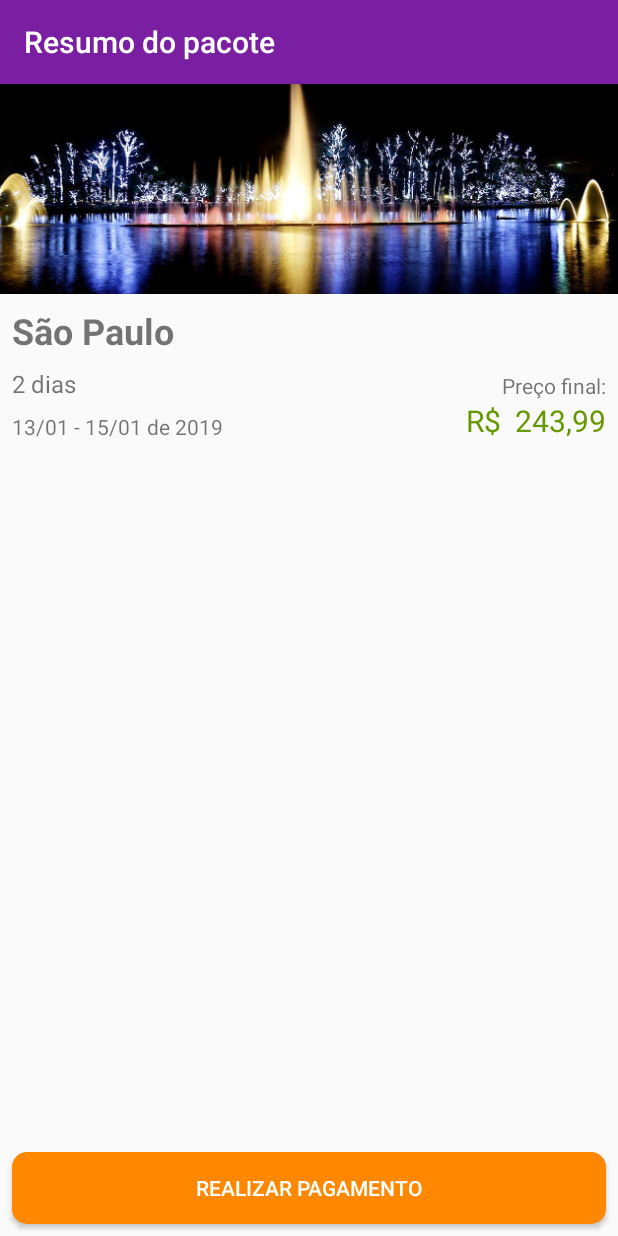
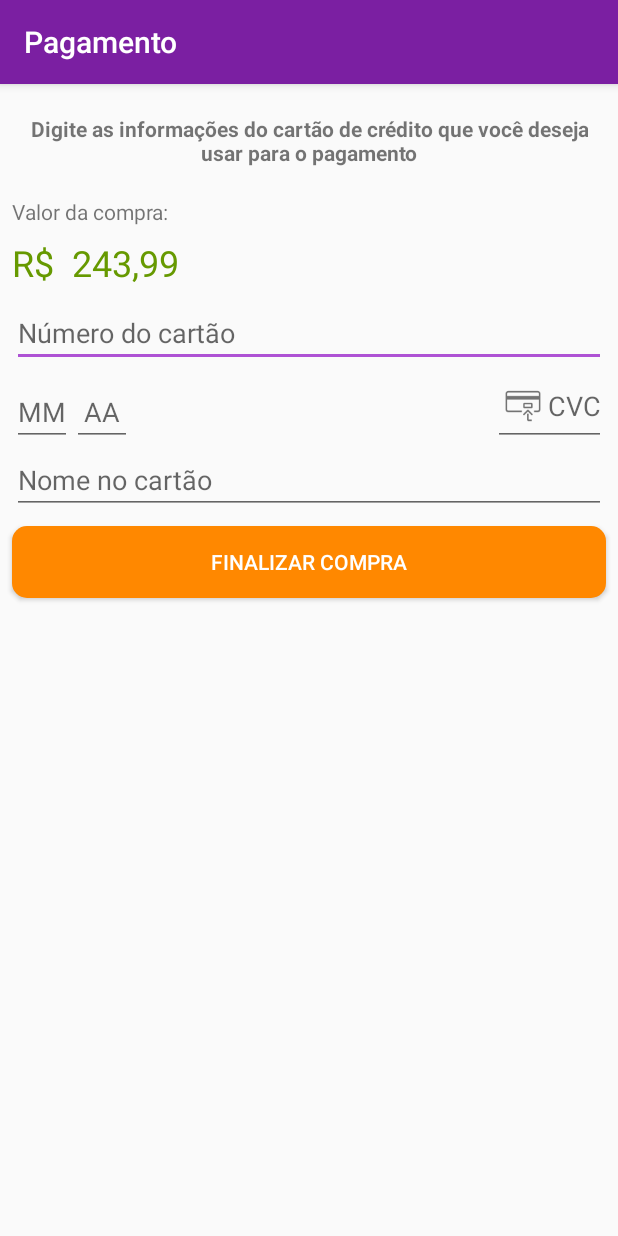
Before and after one commit to ruanlas-learning/AluraViagens, an Android app: the screen it shows after launch (ResumoPacoteActivity before the commit, PagamentoActivity after it), on a phone screen of 412 x 824 dp. Run offline under Robolectric (Android 15) with nearby library versions, the phone set to English and light mode, and no system bars.

Commit message:
modulo 2 - aula 3

```diff
--- a/app/src/main/AndroidManifest.xml
+++ b/app/src/main/AndroidManifest.xml
@@ -16,7 +16,8 @@
                 <category android:name="android.intent.category.LAUNCHER" />
             </intent-filter>
         </activity>
-        <activity android:name=".ui.activity.ResumoPacoteActivity"></activity>
+        <activity android:name=".ui.activity.ResumoPacoteActivity" />
+        <activity android:name=".ui.activity.PagamentoActivity"></activity>
     </application>
 
 </manifest>
--- /dev/null
+++ b/app/src/main/java/com/example/ruan/aluraviagens/ui/activity/PagamentoActivity.java
@@ -0,0 +1,35 @@
+package com.example.ruan.aluraviagens.ui.activity;
+
+import android.support.v7.app.AppCompatActivity;
+import android.os.Bundle;
+import android.widget.TextView;
+
+import com.example.ruan.aluraviagens.R;
+import com.example.ruan.aluraviagens.model.Pacote;
+import com.example.ruan.aluraviagens.util.MoedaUtil;
+
+import java.math.BigDecimal;
+
+public class PagamentoActivity extends AppCompatActivity {
+
+    public static final String TITULO_APPBAR = "Pagamento";
+
+    @Override
+    protected void onCreate(Bundle savedInstanceState) {
+        super.onCreate(savedInstanceState);
+        setContentView(R.layout.activity_pagamento);
+
+        setTitle(TITULO_APPBAR);
+
+        Pacote pacoteSaoPaulo = new Pacote("São Paulo", "sao_paulo_sp",
+                2, new BigDecimal(243.99));
+
+        mostraPreco(pacoteSaoPaulo);
+    }
+
+    private void mostraPreco(Pacote pacote) {
+        TextView precoPacote = findViewById(R.id.pagamento_preco_pacote);
+        String moedaBrasileira = MoedaUtil.formataParaBrasileiro(pacote.getPreco());
+        precoPacote.setText(moedaBrasileira);
+    }
+}
--- a/app/src/main/java/com/example/ruan/aluraviagens/ui/activity/ResumoPacoteActivity.java
+++ b/app/src/main/java/com/example/ruan/aluraviagens/ui/activity/ResumoPacoteActivity.java
@@ -1,5 +1,6 @@
 package com.example.ruan.aluraviagens.ui.activity;
 
+import android.content.Intent;
 import android.graphics.drawable.Drawable;
 import android.support.v7.app.AppCompatActivity;
 import android.os.Bundle;
@@ -34,6 +35,9 @@ public class ResumoPacoteActivity extends AppCompatActivity {
         mostraDias(pacoteSaoPaulo);
         mostraPreco(pacoteSaoPaulo);
         mostraData(pacoteSaoPaulo);
+
+        Intent intent = new Intent(this, PagamentoActivity.class);
+        startActivity(intent);
     }
 
     private void mostraData(Pacote pacote) {
--- /dev/null
+++ b/app/src/main/res/layout-v26/activity_pagamento.xml
@@ -0,0 +1,118 @@
+<?xml version="1.0" encoding="utf-8"?>
+<android.support.constraint.ConstraintLayout xmlns:android="http://schemas.android.com/apk/res/android"
+    xmlns:app="http://schemas.android.com/apk/res-auto"
+    xmlns:tools="http://schemas.android.com/tools"
+    android:layout_width="match_parent"
+    android:layout_height="match_parent">
+
+    <TextView
+        android:id="@+id/pagamento_orientacao"
+        android:layout_width="0dp"
+        android:layout_height="wrap_content"
+        android:layout_margin="20dp"
+        android:gravity="center"
+        android:text="@string/orientacao_pagamento"
+        android:textStyle="bold"
+        app:layout_constraintEnd_toEndOf="parent"
+        app:layout_constraintStart_toStartOf="parent"
+        app:layout_constraintTop_toTopOf="parent" />
+
+    <TextView
+        android:id="@+id/pagamento_valor_da_compra"
+        android:layout_width="wrap_content"
+        android:layout_height="wrap_content"
+        android:layout_marginStart="8dp"
+        android:layout_marginLeft="8dp"
+        android:layout_marginTop="20dp"
+        android:text="@string/valor_da_compra"
+        app:layout_constraintStart_toStartOf="parent"
+        app:layout_constraintTop_toBottomOf="@+id/pagamento_orientacao" />
+
+    <TextView
+        android:id="@+id/pagamento_preco_pacote"
+        android:layout_width="wrap_content"
+        android:layout_height="wrap_content"
+        android:layout_marginTop="8dp"
+        android:textColor="@android:color/holo_green_dark"
+        android:textSize="24sp"
+        app:layout_constraintStart_toStartOf="@+id/pagamento_valor_da_compra"
+        app:layout_constraintTop_toBottomOf="@+id/pagamento_valor_da_compra"
+        tools:text="R$ 421,50" />
+
+    <EditText
+        android:id="@+id/pagamento_numero_cartao"
+        android:layout_width="0dp"
+        android:layout_height="wrap_content"
+        android:layout_margin="8dp"
+        android:hint="@string/numero_do_cartao"
+        android:inputType="number"
+        android:maxLength="12"
+        app:layout_constraintEnd_toEndOf="parent"
+        app:layout_constraintStart_toStartOf="parent"
+        app:layout_constraintTop_toBottomOf="@+id/pagamento_preco_pacote"
+        android:autofillHints="" />
+
+    <EditText
+        android:id="@+id/pagamento_mes_cartao"
+        android:layout_width="40dp"
+        android:layout_height="wrap_content"
+        android:hint="@string/mes_cartao"
+        android:inputType="number"
+        android:maxLength="2"
+        android:gravity="center"
+        app:layout_constraintBottom_toBottomOf="@+id/pagamento_cvc_cartao"
+        app:layout_constraintStart_toStartOf="@id/pagamento_numero_cartao"
+        android:autofillHints="" />
+
+    <EditText
+        android:id="@+id/pagamento_ano_cartao"
+        android:layout_width="40dp"
+        android:layout_height="wrap_content"
+        android:hint="@string/ano_cartao"
+        android:inputType="number"
+        android:maxLength="2"
+        android:gravity="center"
+        app:layout_constraintBottom_toBottomOf="@+id/pagamento_cvc_cartao"
+        app:layout_constraintStart_toEndOf="@id/pagamento_mes_cartao"
+        android:autofillHints="" />
+
+    <EditText
+        android:id="@+id/pagamento_cvc_cartao"
+        android:layout_width="wrap_content"
+        android:layout_height="wrap_content"
+        android:inputType="number"
+        android:gravity="center"
+        android:maxLength="3"
+        android:hint="@string/cvc_pagamento"
+        android:drawableStart="@drawable/ic_cvc_cartao_de_credito"
+        android:drawableLeft="@drawable/ic_cvc_cartao_de_credito"
+        app:layout_constraintTop_toBottomOf="@id/pagamento_numero_cartao"
+        app:layout_constraintEnd_toEndOf="@id/pagamento_numero_cartao"
+        android:importantForAutofill="no" />
+
+    <EditText
+        android:id="@+id/pagamento_nome_no_cartao"
+        android:layout_width="0dp"
+        android:layout_height="wrap_content"
+        android:inputType="text|textCapWords"
+        android:digits="@string/mascara_nome_no_cartao"
+        android:hint="@string/nome_no_cartao"
+        app:layout_constraintEnd_toEndOf="@+id/pagamento_cvc_cartao"
+        app:layout_constraintStart_toStartOf="@+id/pagamento_mes_cartao"
+        app:layout_constraintTop_toBottomOf="@+id/pagamento_cvc_cartao"
+        android:autofillHints="" />
+
+    <Button
+        android:id="@+id/pagamento_botao_finaliza_compra"
+        android:layout_width="0dp"
+        android:layout_height="wrap_content"
+        android:layout_marginTop="8dp"
+        android:background="@drawable/botao_redondo_laranja"
+        android:text="@string/finalizar_compra"
+        android:textColor="@android:color/white"
+        app:layout_constraintEnd_toEndOf="@+id/pagamento_nome_no_cartao"
+        app:layout_constraintStart_toStartOf="@+id/pagamento_nome_no_cartao"
+        app:layout_constraintTop_toBottomOf="@+id/pagamento_nome_no_cartao" />
+
+
+</android.support.constraint.ConstraintLayout>
--- /dev/null
+++ b/app/src/main/res/layout/activity_pagamento.xml
@@ -0,0 +1,118 @@
+<?xml version="1.0" encoding="utf-8"?>
+<android.support.constraint.ConstraintLayout xmlns:android="http://schemas.android.com/apk/res/android"
+    xmlns:app="http://schemas.android.com/apk/res-auto"
+    xmlns:tools="http://schemas.android.com/tools"
+    android:layout_width="match_parent"
+    android:layout_height="match_parent">
+
+    <TextView
+        android:id="@+id/pagamento_orientacao"
+        android:layout_width="0dp"
+        android:layout_height="wrap_content"
+        android:layout_margin="20dp"
+        android:gravity="center"
+        android:text="@string/orientacao_pagamento"
+        android:textStyle="bold"
+        app:layout_constraintEnd_toEndOf="parent"
+        app:layout_constraintStart_toStartOf="parent"
+        app:layout_constraintTop_toTopOf="parent" />
+
+    <TextView
+        android:id="@+id/pagamento_valor_da_compra"
+        android:layout_width="wrap_content"
+        android:layout_height="wrap_content"
+        android:layout_marginStart="8dp"
+        android:layout_marginLeft="8dp"
+        android:layout_marginTop="20dp"
+        android:text="@string/valor_da_compra"
+        app:layout_constraintStart_toStartOf="parent"
+        app:layout_constraintTop_toBottomOf="@+id/pagamento_orientacao" />
+
+    <TextView
+        android:id="@+id/pagamento_preco_pacote"
+        android:layout_width="wrap_content"
+        android:layout_height="wrap_content"
+        android:layout_marginTop="8dp"
+        android:textColor="@android:color/holo_green_dark"
+        android:textSize="24sp"
+        app:layout_constraintStart_toStartOf="@+id/pagamento_valor_da_compra"
+        app:layout_constraintTop_toBottomOf="@+id/pagamento_valor_da_compra"
+        tools:text="R$ 421,50" />
+
+    <EditText
+        android:id="@+id/pagamento_numero_cartao"
+        android:layout_width="0dp"
+        android:layout_height="wrap_content"
+        android:layout_margin="8dp"
+        android:hint="@string/numero_do_cartao"
+        android:inputType="number"
+        android:maxLength="12"
+        app:layout_constraintEnd_toEndOf="parent"
+        app:layout_constraintStart_toStartOf="parent"
+        app:layout_constraintTop_toBottomOf="@+id/pagamento_preco_pacote"
+        android:autofillHints="" />
+
+    <EditText
+        android:id="@+id/pagamento_mes_cartao"
+        android:layout_width="40dp"
+        android:layout_height="wrap_content"
+        android:hint="@string/mes_cartao"
+        android:inputType="number"
+        android:maxLength="2"
+        android:gravity="center"
+        app:layout_constraintBottom_toBottomOf="@+id/pagamento_cvc_cartao"
+        app:layout_constraintStart_toStartOf="@id/pagamento_numero_cartao"
+        android:autofillHints="" />
+
+    <EditText
+        android:id="@+id/pagamento_ano_cartao"
+        android:layout_width="40dp"
+        android:layout_height="wrap_content"
+        android:hint="@string/ano_cartao"
+        android:inputType="number"
+        android:maxLength="2"
+        android:gravity="center"
+        app:layout_constraintBottom_toBottomOf="@+id/pagamento_cvc_cartao"
+        app:layout_constraintStart_toEndOf="@id/pagamento_mes_cartao"
+        android:autofillHints="" />
+
+    <EditText
+        android:id="@+id/pagamento_cvc_cartao"
+        android:layout_width="wrap_content"
+        android:layout_height="wrap_content"
+        android:inputType="number"
+        android:gravity="center"
+        android:maxLength="3"
+        android:hint="@string/cvc_pagamento"
+        android:drawableStart="@drawable/ic_cvc_cartao_de_credito"
+        android:drawableLeft="@drawable/ic_cvc_cartao_de_credito"
+        app:layout_constraintTop_toBottomOf="@id/pagamento_numero_cartao"
+        app:layout_constraintEnd_toEndOf="@id/pagamento_numero_cartao"
+        android:importantForAutofill="no" />
+
+    <EditText
+        android:id="@+id/pagamento_nome_no_cartao"
+        android:layout_width="0dp"
+        android:layout_height="wrap_content"
+        android:inputType="text|textCapWords"
+        android:digits="@string/mascara_nome_no_cartao"
+        android:hint="@string/nome_no_cartao"
+        app:layout_constraintEnd_toEndOf="@+id/pagamento_cvc_cartao"
+        app:layout_constraintStart_toStartOf="@+id/pagamento_mes_cartao"
+        app:layout_constraintTop_toBottomOf="@+id/pagamento_cvc_cartao"
+        android:autofillHints="" />
+
+    <Button
+        android:id="@+id/pagamento_botao_finaliza_compra"
+        android:layout_width="0dp"
+        android:layout_height="wrap_content"
+        android:layout_marginTop="8dp"
+        android:background="@drawable/botao_redondo_laranja"
+        android:text="@string/finalizar_compra"
+        android:textColor="@android:color/white"
+        app:layout_constraintEnd_toEndOf="@+id/pagamento_nome_no_cartao"
+        app:layout_constraintStart_toStartOf="@+id/pagamento_nome_no_cartao"
+        app:layout_constraintTop_toBottomOf="@+id/pagamento_nome_no_cartao" />
+
+
+</android.support.constraint.ConstraintLayout>
--- a/app/src/main/res/values/strings.xml
+++ b/app/src/main/res/values/strings.xml
@@ -6,4 +6,14 @@
     <string name="preco_final">Preço final:</string>
     <string name="realizar_pagamento">Realizar pagamento</string>
     <string name="imagem_do_pacote">Imagem do pacote</string>
+    <string name="mascara_nome_no_cartao">abcçdefghijklmnopqrstuvwxyzABCÇDEFGHIJKLMNOPQRSTUVWXYZ\u0020</string>
+    <!-- \u0020 => unicode para espaço em branco -->
+    <string name="orientacao_pagamento">Digite as informações do cartão de crédito que você deseja usar para o pagamento</string>
+    <string name="valor_da_compra">Valor da compra:</string>
+    <string name="numero_do_cartao">Número do cartão</string>
+    <string name="mes_cartao">MM</string>
+    <string name="ano_cartao">AA</string>
+    <string name="cvc_pagamento">CVC</string>
+    <string name="nome_no_cartao">Nome no cartão</string>
+    <string name="finalizar_compra">Finalizar Compra</string>
 </resources>
```
Also changed, not shown: app/src/main/res/drawable-hdpi/ic_cvc_cartao_de_credito.png (added), app/src/main/res/drawable-mdpi/ic_cvc_cartao_de_credito.png (added), app/src/main/res/drawable-xhdpi/ic_cvc_cartao_de_credito.png (added), app/src/main/res/drawable-xxhdpi/ic_cvc_cartao_de_credito.png (added), app/src/main/res/drawable-xxxhdpi/ic_cvc_cartao_de_credito.png (added).
